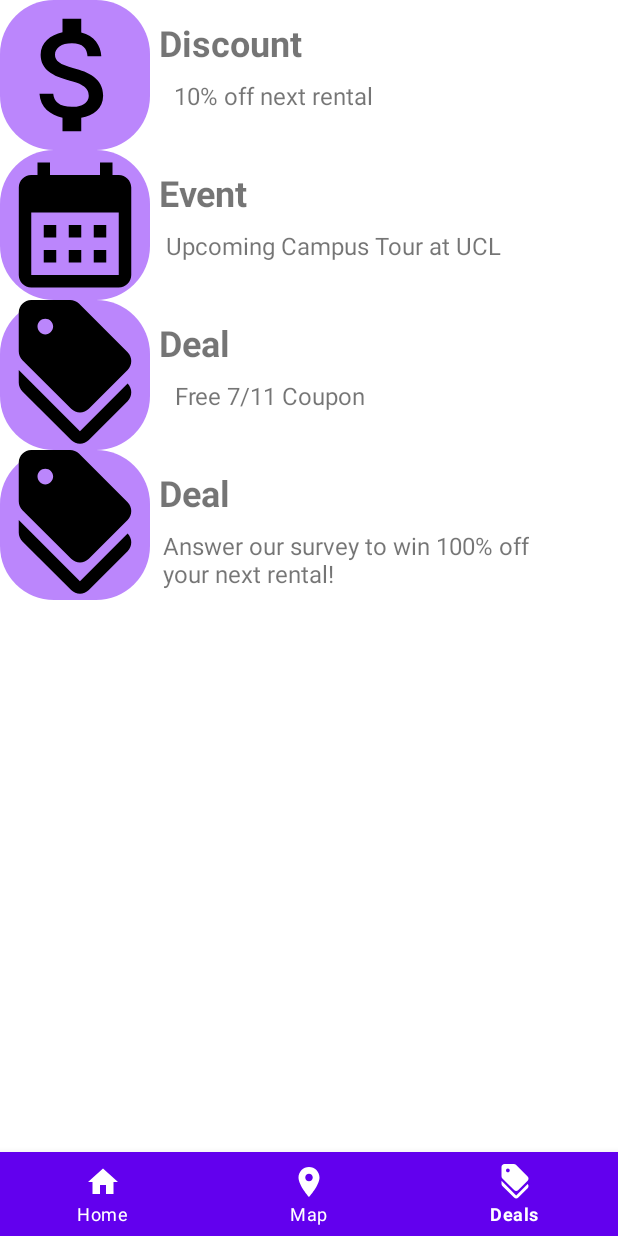
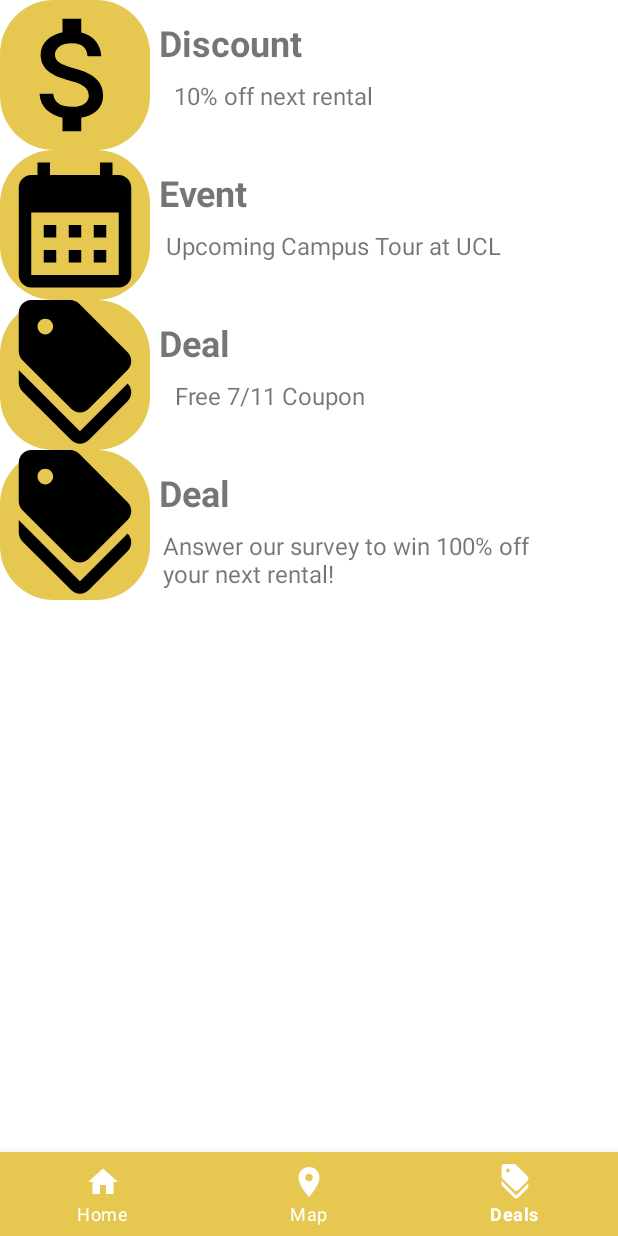
Before and after one commit to pipietrzyk/Lemon-Mobile-App, an Android app: the screen it shows after launch (MainActivity), item 3 of the bottom bar chosen, on a phone screen of 412 x 824 dp. Run offline under Robolectric (Android 15) with nearby library versions, the light colour scheme and no system bars; libraries missing offline, so code that uses them is left out: com.journeyapps.barcodescanner.

Commit message:
Some design changes (color etc)

```diff
--- a/app/src/main/res/drawable/rounded_rectangle_background.xml
+++ b/app/src/main/res/drawable/rounded_rectangle_background.xml
@@ -1,7 +1,7 @@
 <?xml version="1.0" encoding="utf-8"?>
 <shape xmlns:android="http://schemas.android.com/apk/res/android">
 
-    <solid android:color="@color/purple_200"></solid>
+    <solid android:color="@color/darker_yellow"></solid>
     <corners android:radius="36dp"></corners>
 
 </shape>
--- a/app/src/main/res/layout/activity_main.xml
+++ b/app/src/main/res/layout/activity_main.xml
@@ -16,7 +16,7 @@
         android:layout_height="wrap_content"
         android:layout_alignParentBottom="true"
         android:layout_gravity="bottom"
-        android:background="@color/design_default_color_primary"
+        android:background="@color/darker_yellow"
         app:itemIconTint="@android:color/white"
         app:itemTextColor="@android:color/white"
         app:menu="@menu/nav_bar" />
--- a/app/src/main/res/values/colors.xml
+++ b/app/src/main/res/values/colors.xml
@@ -9,4 +9,5 @@
     <color name="white">#FFFFFFFF</color>
     <color name="dark_grey">#D3D3D3</color>
     <color name="primary_yellow">#FFDE59</color>
+    <color name="darker_yellow">#E6C850</color>
 </resources>
--- a/app/src/main/res/values/themes.xml
+++ b/app/src/main/res/values/themes.xml
@@ -2,15 +2,15 @@
     <!-- Base application theme. -->
     <style name="Theme.Scooter" parent="Theme.MaterialComponents.DayNight.NoActionBar">
         <!-- Primary brand color. -->
-        <item name="colorPrimary">@color/purple_500</item>
-        <item name="colorPrimaryVariant">@color/purple_700</item>
+        <item name="colorPrimary">@color/primary_yellow</item>
+        <item name="colorPrimaryVariant">@color/darker_yellow</item>
         <item name="colorOnPrimary">@color/white</item>
         <!-- Secondary brand color. -->
         <item name="colorSecondary">@color/teal_200</item>
         <item name="colorSecondaryVariant">@color/teal_700</item>
         <item name="colorOnSecondary">@color/black</item>
         <!-- Status bar color. -->
-        <item name="android:statusBarColor">?attr/colorPrimaryVariant</item>
+        <item name="android:statusBarColor">@color/primary_yellow</item>
         <!-- Customize your theme here. -->
     </style>
 </resources>
```
